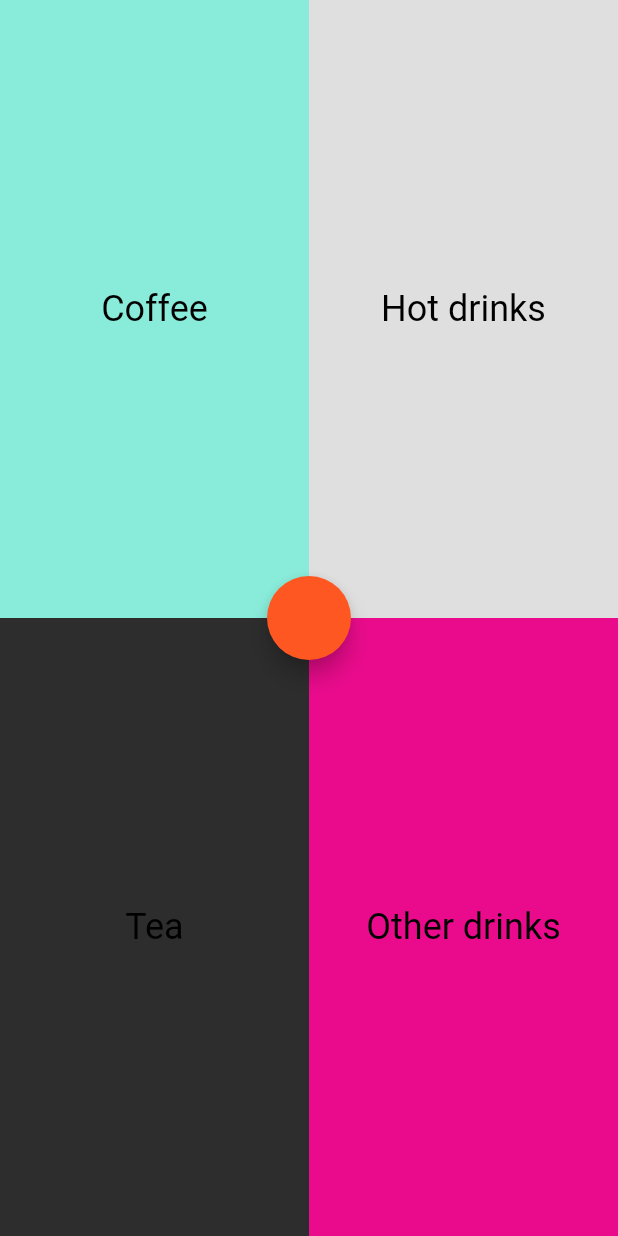
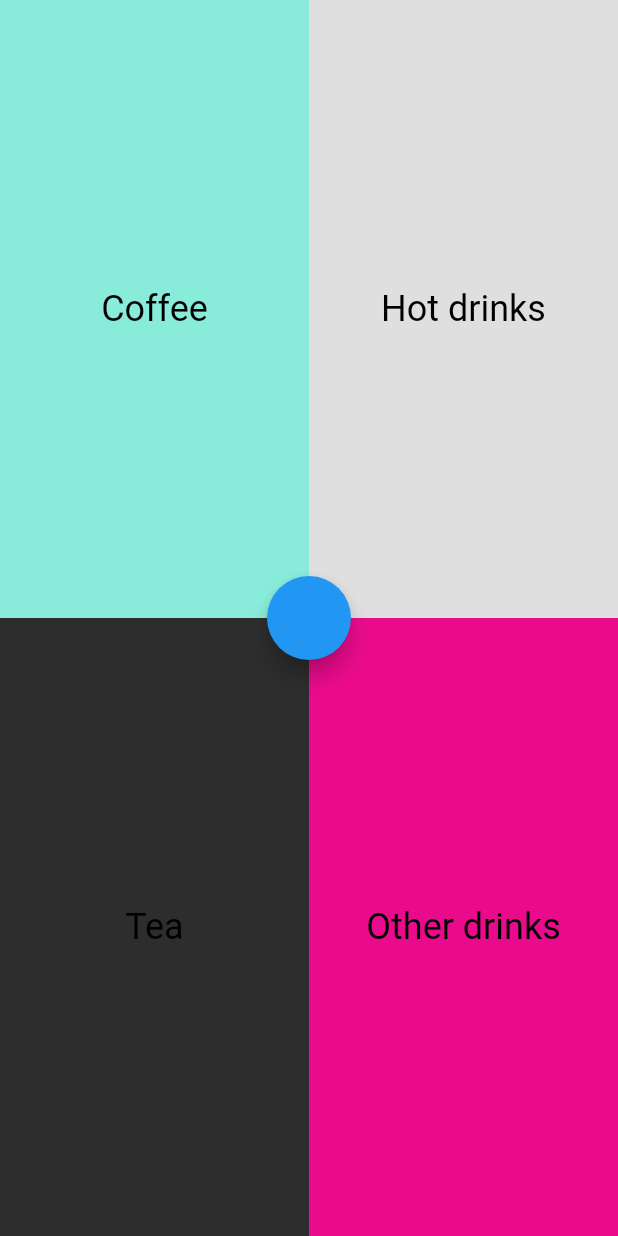
Before and after one commit to dev-horacebg/list_mate_app, a Flutter app: the screen it shows after launch, on a phone screen of 412 x 824 dp. Run offline on Flutter 3.47's test engine with Material 2 defaults, Android fonts, the phone set to English and light mode, and no system bars.

Commit message:
4789 bytes!

```diff
--- a/lib/data.dart
+++ b/lib/data.dart
@@ -1,25 +1,20 @@
 class Menu {
   var items;
-  Menu.fromJson(json) {
+  Menu.from(json) {
     if (json['items'] != null) {
       items = [];
-      json['items'].forEach((v) {
-        items.add(Item.from(v));
-      });
+      json['items'].forEach((v) => items.add(Item.from(v)));
     }
   }
 }
 class Item {
-  String name; int colour; var items;
-
+  var name; int colour; var items;
   Item.from(json) {
     name = json['name'];
     colour = json['colour'] != null ? int.parse('0xFF${json['colour']}') : 0x000000;
     if (json['items'] != null) {
       items = [];
-      json['items'].forEach((v) {
-        items.add(Item.from(v));
-      });
+      json['items'].forEach((v) => items.add(Item.from(v)));
     }
   }
 }
--- a/lib/main.dart
+++ b/lib/main.dart
@@ -21,7 +21,7 @@ class _HomeState extends State<Home> {
       builder: (cx, snp) {
         if (snp.connectionState == ConnectionState.done) {
           var model = ListModel();
-          model.init(Menu.fromJson(json.decode(snp.data)));
+          model.init(Menu.from(json.decode(snp.data)));
           return ScopedModel<ListModel>(
               model: model,
               child: Scaffold(
@@ -29,14 +29,8 @@ class _HomeState extends State<Home> {
                       Stack(alignment: AlignmentDirectional.center, children: [
                 Row(
                   children: [
-                    Expanded(
-                      flex: 1,
-                      child: ItemColumn(Dir.L),
-                    ),
-                    Expanded(
-                      flex: 1,
-                      child: ItemColumn(Dir.R),
-                    ),
+                    ItemColumn(Dir.L),
+                    ItemColumn(Dir.R),
                   ],
                 ),
                 ScopedModelDescendant<ListModel>(builder: (_, c, m) {
@@ -47,15 +41,14 @@ class _HomeState extends State<Home> {
                       },
                       child: FloatingActionButton(
                           child: count == 0 ? null : Text('$count'),
-                          onPressed: () {},
-                          backgroundColor: Colors.deepOrange),
+                          onPressed: () {}),
                       feedback: FloatingActionButton(
-                          onPressed: () {}, backgroundColor: Colors.white),
+                          onPressed: () {}),
                       childWhenDragging: Opacity(opacity: 0));
                 })
               ])));
         } else {
-          return Container(color: Colors.blue);
+          return Container();
         }
       });
 }
@@ -72,11 +65,11 @@ class ItemWgt extends StatelessWidget {
           child: Center(child: ScopedModelDescendant<ListModel>(
             builder: (_, c, m) {
               return DragTarget(
-                builder: (cx, ac, re) {
+                builder: (ctx, ac, re) {
                   return Padding(
                       padding: EdgeInsets.all(16),
                       child: Text(i.name,
-                          style: Theme.of(cx).textTheme.headline.copyWith(
+                          style: Theme.of(ctx).textTheme.headline.copyWith(
                               color: ac.isEmpty
                                   ? Colors.black
                                   : Colors.white)));
@@ -87,7 +80,7 @@ class ItemWgt extends StatelessWidget {
                   return true;
                 },
                 onAccept: (data) {
-                  m.addToList();
+                  m.accept();
                 }
               );
             }
@@ -102,10 +95,13 @@ class ItemColumn extends StatelessWidget {
   ItemColumn(this.d);
   @override build(ctx) => ScopedModelDescendant<ListModel>(builder: (_, c, m) {
         var items = m.get(d);
-        return Column(
-            children: List.generate(items.length, (i) {
-          return ItemWgt(items[i], d);
-        }));
+        return Expanded(
+          flex: 1,
+          child: Column(
+              children: List.generate(items.length, (i) {
+            return ItemWgt(items[i], d);
+          })),
+        );
       });
 }
 
@@ -113,12 +109,12 @@ class ListModel extends Model {
   var defLeft, defRight, currentOrder, left, right, currentDir, level, order = [];
   var itemsOrdered = LinkedHashMap();
 
-  void init(menu) {
+  init(menu) {
     left = defLeft = [menu.items[0], menu.items[1]];
     right = defRight = [menu.items[2], menu.items[3]];
   }
 
-  void update(selected, dir) {
+  update(selected, dir) {
     order.add(selected.name);
     var items = selected.items;
     if (items != null) {
@@ -139,7 +135,7 @@ class ListModel extends Model {
     notifyListeners();
   }
 
-  addToList() {
+  accept() {
     var cat = order[0];
     var list = order.sublist(1, order.length).join(", ");
     if (itemsOrdered.isNotEmpty && itemsOrdered[cat] != null) {
```
